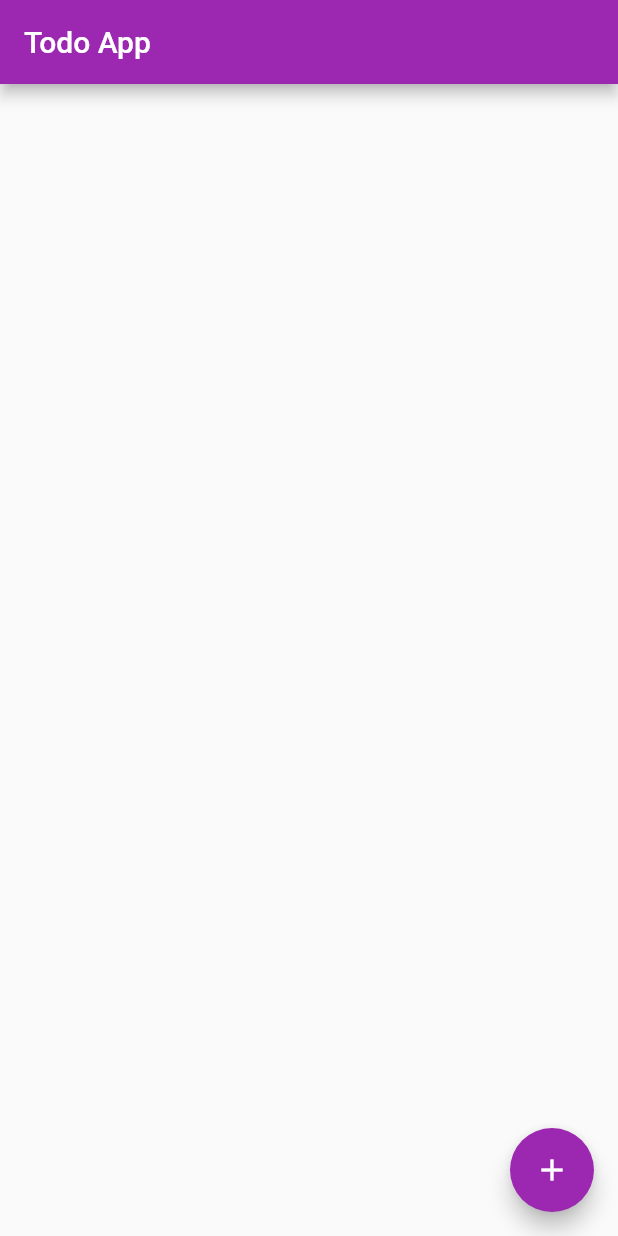
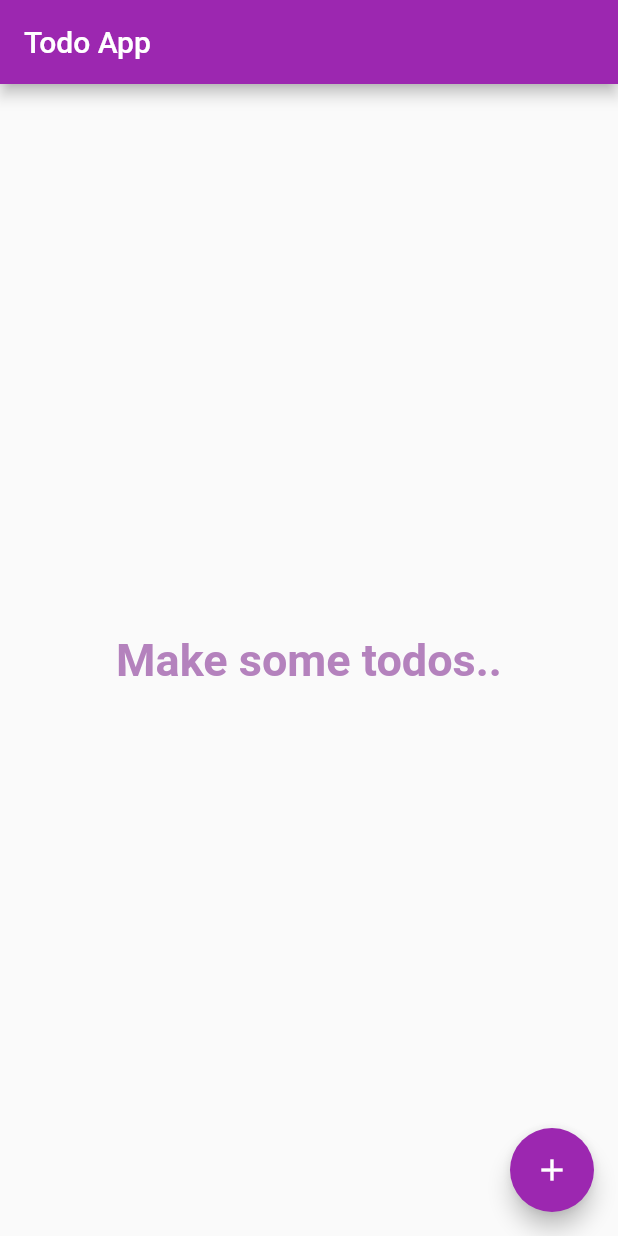
Before and after one commit to Bikashgc/todo_app, a Flutter app: the screen it shows after launch, on a phone screen of 412 x 824 dp. Run offline on Flutter 3.47's test engine with Material 2 defaults, Android fonts, the phone set to English and light mode, and no system bars.

Commit message:
updated ui designs

```diff
--- a/lib/my_app.dart
+++ b/lib/my_app.dart
@@ -9,6 +9,7 @@ class MyApp extends StatelessWidget {
   Widget build(BuildContext context) {
     return MaterialApp(
       title: "Todo App",
+      debugShowCheckedModeBanner: false,
       theme: ThemeData(
         primarySwatch: Colors.purple,
       ),
--- a/lib/screen/home_screen.dart
+++ b/lib/screen/home_screen.dart
@@ -20,7 +20,18 @@ class _HomeScreenState extends State<HomeScreen> {
       appBar: AppBar(
         title: const Text("Todo App"),
       ),
-      body: ListView.builder(
+      body: todos.isEmpty
+          ? const Center(
+              child: Text(
+                'Make some todos..',
+                style: TextStyle(
+                  fontSize: 30,
+                  fontWeight: FontWeight.bold,
+                  color: Color.fromARGB(255, 180, 130, 189),
+                ),
+              ),
+            )
+          : ListView.builder(
               itemCount: todos.length,
               itemBuilder: (context, index) {
                 return TodoTile(
@@ -32,7 +43,8 @@ class _HomeScreenState extends State<HomeScreen> {
                   },
                   onToggle: (id) {
                     setState(() {
-                Todo todo = todos.firstWhere((element) => element.id == id);
+                      Todo todo =
+                          todos.firstWhere((element) => element.id == id);
                       todo.isCompleted = !todo.isCompleted;
                     });
                   },
```
Lines whose indentation alone changed are shown as unchanged.
